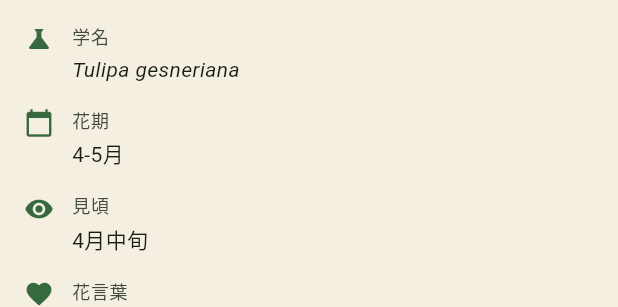
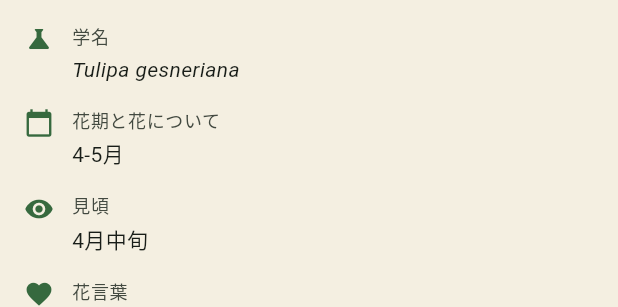
Before and after one commit to TeamYIMT/niigata-flower-guide, a Flutter app: the _FlowerInfoView widget shown alone on an empty page, opened directly with sample values from the repository, on a phone screen of 412 x 824 dp. Shown: the top 307 px of the screen. Run offline on Flutter 3.47's test engine with Material 3 defaults, Android fonts, the phone set to English and light mode, and no system bars; our stand-ins replace cloud_firestore, expandable_text, firebase_analytics, firebase_auth, firebase_core, flutter_dotenv and 2 more; missing offline and left inert: dart:js, flutter_unity_widget, geolocator_platform_interface; accounts and stored records are empty.

Commit message:
fix: 花と観光情報を追加修正

```diff
--- a/lib/data/spots.dart
+++ b/lib/data/spots.dart
@@ -92,16 +92,16 @@ const List<Spot> spots = [
     latitude: 37.753417,
     longitude: 139.192861,
           flowerInfo: FlowerInfo(
-      scientificName: 'Tulipa gesneriana',
-      bloomPeriod: '4-5月',
-      bestViewingTime: '4月下旬',
-      flowerLanguage: '思いやり',
+        scientificName: 'Tulipa gesneriana L.',
+        bloomPeriod: '花期：4月中旬〜下旬\n花の種類：ユリ科チューリップ属／約150品種・150万本\n特徴：砂地で発色が鮮やか。風車と菅名岳を背景にストライプ状の花畑が広がる\n花の豆知識：球根を太らせるため後半は花を早めに摘み取るので、満開を狙うなら会期前半がおすすめ',
+        bestViewingTime: '4月12日〜20日ごろ（会期前半がおすすめ）',
+        flowerLanguage: '博愛、思いやり',
         referenceUrl: 'https://www.city.gosen.lg.jp/soshiki/7/1/1/1/1578.html',
       ),
           sightseeingInfo: SightseeingInfo(
-      nearbyAttractions: 'ラポルテ五泉、東公園、五泉市村松郷土資料館',
-      accessInfo: 'JR五泉駅からバスで15分、チューリップまつり会場下車',
-      facilities: '駐車場あり、トイレあり、売店あり',
+        nearbyAttractions: '周辺観光地：ラポルテ五泉、東公園、城跡公園、村松郷土資料館\n夏のおすすめ観光ルート：東公園で花散策 → ラポルテ五泉でランチ → 城跡公園＆資料館で歴史探訪 → ラポルテ五泉でジェラート休憩',
+        accessInfo: 'アクセス（車、電車、バスなど）：車＝磐越道安田ICから約10分／電車＝JR磐越西線「五泉駅」からタクシー約10分／バス＝新潟交通「善願橋東詰」停から徒歩約17分',
+        facilities: 'スポットの施設情報（駐車場、トイレ、レストランなど）：河川敷臨時駐車場400〜460台（無料）、簡易トイレ、週末限定の特産品・飲食ブース\nイベント：チューリップ抜き取り体験（12本1,000円）、ポット販売、土日限定グルメ・物販フェア',
         websiteUrl: 'https://gosen-kankou.niigata.jp/information/3072/',
         images: [
           'assets/images/tulip.png',
@@ -127,15 +127,15 @@ const List<Spot> spots = [
     latitude: 37.91444659509614,
     longitude:  139.0393600507152,
     flowerInfo: FlowerInfo(
-      scientificName: 'Prunus × yedoensis',
-      bloomPeriod: '4-5月',
-      bestViewingTime: '4月上旬',
-      flowerLanguage: '精神美',
+      scientificName: 'Prunus × yedoensis（ソメイヨシノ）',
+      bloomPeriod: '花期：4月上旬〜中旬\n花の種類：バラ科サクラ属／約160本\n特徴：池に映る夜桜と空中庭園歩道が人気。屋台や舞台イベントも開催\n花の豆知識：開花期間が短く雨風で散りやすいので、天気予報をこまめに確認',
+      bestViewingTime: '4月12日〜18日ごろ（2025年ライトアップ期間）',
+      flowerLanguage: '精神美、優れた美人',
     ),
     sightseeingInfo: SightseeingInfo(
-      nearbyAttractions: '新潟市歴史博物館、白山神社、信濃川やすらぎ堤',
-      accessInfo: 'JR新潟駅からバスで10分、白山公園前下車',
-      facilities: '駐車場あり、トイレあり、売店あり',
+      nearbyAttractions: '周辺観光地：白山神社、にぎわい市場 ピアBandai、ぽんしゅ館 新潟駅店\n夏のおすすめ観光ルート：白山神社参拝 → ピアBandaiで海鮮丼ランチ → 萬代橋〜信濃川ウォーターシャトルでリバークルーズ',
+      accessInfo: 'アクセス（車、電車、バスなど）：車＝新潟西IC・新潟中央ICから約20分／電車＝JR越後線「白山」駅徒歩15分／バス＝BRT萬代橋ライン「市役所前」徒歩1分',
+      facilities: 'スポットの施設情報（駐車場、トイレ、レストランなど）：駐車場592台（30分100円）、園内トイレ多数、夜間照明、売店・屋台は期間限定\nイベント：桜まつり（4月12日〜18日予定）、夜桜ライトアップ（18:00〜21:00）',
       websiteUrl: 'https://www.niigatahakusanjinja.or.jp/spring/',
       images: [
         'assets/images/cherryblossom.png',
@@ -183,15 +183,15 @@ const List<Spot> spots = [
     latitude: 37.91067636357914,
     longitude: 139.2482891677142,
     flowerInfo: FlowerInfo(
-      scientificName: 'Brassica rapa',
-      bloomPeriod: '4-5月',
-      bestViewingTime: '4月中旬',
-      flowerLanguage: '快活',
+      scientificName: 'Brassica napus subsp. napus',
+      bloomPeriod: '花期：4月上旬〜5月上旬\n花の種類：アブラナ科／約100万本\n特徴：湖面と残雪の五頭連峰を背景に一面の黄色い絨毯が広がる\n花の豆知識：「ビュー福島潟」展望塔（高さ29 m）から360°パノラマ撮影がおすすめ',
+      bestViewingTime: '4月15日〜ゴールデンウィーク頃',
+      flowerLanguage: '快活、小さな幸せ',
     ),
     sightseeingInfo: SightseeingInfo(
-      nearbyAttractions: '水の駅「ビュー福島潟」、福島潟遊歩道、五頭連峰',
-      accessInfo: 'JR新潟駅からバスで30分、福島潟前下車',
-      facilities: '駐車場あり、トイレあり、売店あり、レストランあり',
+      nearbyAttractions: '周辺観光地：環境と人間のふれあい館、北区郷土博物館、新潟せんべい王国\n夏のおすすめ観光ルート：菜の花跡地でバードウォッチング → せんべい王国で手焼き体験 → ふれあい館屋上で夕景鑑賞',
+      accessInfo: 'アクセス（車、電車、バスなど）：車＝日本海東北道 豊栄新潟東港ICから約10分（駐車場120台無料）／電車＝JR白新線「豊栄」駅から車5分・徒歩30分',
+      facilities: 'スポットの施設情報（駐車場、トイレ、レストランなど）：ビュー福島潟（9:00〜17:00／月休）、売店、カフェ、トイレ完備\nイベント：4月下旬「菜の花ウォーク」、9月「福島潟自然文化祭」',
       websiteUrl: 'https://view-fukushimagata.niigata.jp/',
       images: [
         'assets/images/rapeblossoms.png',
@@ -229,14 +229,14 @@ const List<Spot> spots = [
     longitude: 139.1122557955988,
     flowerInfo: FlowerInfo(
       scientificName: 'Nelumbo nucifera',
-      bloomPeriod: '7-8月',
-      bestViewingTime: '7月上旬',
-      flowerLanguage: '清らかな心',
+      bloomPeriod: '花期：7月中旬〜8月上旬\n花の種類：スイレン科ハス属／園内蓮池に自生\n特徴：温室ドームを背景に水面から咲くピンクの大輪。早朝7〜9時が最も美しい\n花の豆知識：蓮池周辺は無料エリア。園全体では約2万種の植物を展示',
+      bestViewingTime: '7月20日〜8月5日ごろ',
+      flowerLanguage: '清らかな心、神聖',
     ),
     sightseeingInfo: SightseeingInfo(
-      nearbyAttractions: '新潟県立植物園、秋葉公園、中野邸記念館',
-      accessInfo: 'JR新津駅からバスで10分、県立植物園前下車',
-      facilities: '駐車場あり、トイレあり、レストランあり、売店あり',
+      nearbyAttractions: '周辺観光地：中野邸記念館、石油の里、新津鉄道資料館\n夏のおすすめ観光ルート：蓮池鑑賞 → 温室で熱帯植物観察 → 石油の里でジオ体験 → 中野邸庭園で涼む',
+      accessInfo: 'アクセス（車、電車、バスなど）：車＝磐越道 新津ICから約15分（無料駐車場200台）／電車＝JR信越線「新津」駅から新潟交通バス「県立植物園」15分',
+      facilities: 'スポットの施設情報（駐車場、トイレ、レストランなど）：温室（9:30〜16:30／入館500円）、レストラン、ショップ、トイレ完備\nイベント：7月下旬「ハス観賞会」、夏休み企画展（食虫植物など）',
       websiteUrl: 'https://botanical.greenery-niigata.or.jp/',
       images: [
         'assets/images/lotus.png',
@@ -262,15 +262,15 @@ const List<Spot> spots = [
     latitude: 37.79090734939392,
     longitude: 138.86637776491642,
     flowerInfo: FlowerInfo(
-      scientificName: 'Prunus × yedoensis & Brassica rapa',
-      bloomPeriod: '4-5月',
-      bestViewingTime: '4月中旬',
-      flowerLanguage: '精神美・快活',
+      scientificName: 'Prunus × yedoensis ／ Brassica napus',
+      bloomPeriod: '花期：4月上旬〜中旬（同時開花）\n花の種類：桜約1,000本、菜の花約50万本\n特徴：風車と角田山を背景にピンクと黄色のコントラストが映える絶景\n花の豆知識：ビューポイントは木製展望デッキと風車前の遊歩道',
+      bestViewingTime: '4月5日〜15日ごろ',
+      flowerLanguage: '桜＝精神美、菜の花＝快活',
     ),
     sightseeingInfo: SightseeingInfo(
-      nearbyAttractions: '角田山、弥彦神社、燕三条駅',
-      accessInfo: 'JR巻駅からバスで15分、上堰潟公園前下車',
-      facilities: '駐車場あり、トイレあり、バーベキュー施設、遊具',
+      nearbyAttractions: '周辺観光地：カーブドッチ、新潟市岩室観光施設 いわむろや、笹祝酒造\n夏のおすすめ観光ルート：いわむろやで足湯 → カーブドッチでランチ＆ワイン → 公園で夕焼け撮影',
+      accessInfo: 'アクセス（車、電車、バスなど）：車＝北陸道 巻潟東ICから約20分（無料駐車場650台）／電車＝JR越後線「岩室」駅からバス約10分',
+      facilities: 'スポットの施設情報（駐車場、トイレ、レストランなど）：芝生広場、風車、トイレ、売店（季節営業）\nイベント：4月上旬「菜の花・桜まつり」、秋はストローアート展示',
       websiteUrl: 'https://www.city.niigata.lg.jp/kurashi/park/shoukai/area/nishikanku/uwaseki.html',
       images: [
         'assets/images/cherry_rapeblossoms.png',
@@ -297,14 +297,14 @@ const List<Spot> spots = [
     longitude: 139.09937138957292,
     flowerInfo: FlowerInfo(
       scientificName: 'Hydrangea macrophylla',
-      bloomPeriod: '6月中旬-7月上旬',
-      bestViewingTime: '6月中旬-7月上旬',
-      flowerLanguage: '移り気・辛抱強い愛情',
+      bloomPeriod: '花期：6月下旬〜7月中旬\n花の種類：ガクアジサイ、西洋アジサイなど約3万株\n特徴：山頂遊歩道沿いに色とりどりのアジサイが連続。登山口から約40分のハイキングコース\n花の豆知識：雨天時は花色がより鮮やか。下山後は麓の日帰り温泉でリフレッシュ',
+      bestViewingTime: '6月25日〜7月15日ごろ',
+      flowerLanguage: '移り気、団らん、感謝',
     ),
     sightseeingInfo: SightseeingInfo(
-      nearbyAttractions: '弥彦山、角田山、佐渡島展望、越後平野パノラマビュー',
-      accessInfo: '田上町中心部から車で約15分、山頂まで徒歩約40分のハイキングコース',
-      facilities: '駐車場、あじさい茶屋、遊歩道、展望台、手すり付き階段',
+      nearbyAttractions: '周辺観光地：ごまどう湯っ多里館（日帰り温泉）、道の駅 たがみ、越後豪農の館「椿寿荘」\n夏のおすすめ観光ルート：アジサイ登山 → 道の駅たがみで地野菜ランチ → 椿寿荘の庭園見学 → 温泉でリラックス',
+      accessInfo: 'アクセス（車、電車、バスなど）：車＝北陸道 三条燕ICから約25分（登山口駐車場100台）／電車＝JR信越線「田上」駅からタクシー約10分',
+      facilities: 'スポットの施設情報（駐車場、トイレ、レストランなど）：登山口トイレ、休憩所、売店、山頂茶屋（土日営業）\nイベント：6月下旬〜7月中旬「護摩堂山あじさいまつり」',
       websiteUrl: 'https://www.town.tagami.niigata.jp/kankou/docs/29443.html',
       images: [
         'assets/images/hydrangea.png',
--- a/lib/widgets/spot_detail_sheet.dart
+++ b/lib/widgets/spot_detail_sheet.dart
@@ -295,7 +295,7 @@ class _FlowerInfoView extends StatelessWidget {
             const SizedBox(height: 16),
             _InfoRow(
               icon: Icons.calendar_today,
-              label: '花期',
+              label: '花期と花について',
               value: flowerInfo.bloomPeriod,
             ),
             const SizedBox(height: 16),
```
Lines whose indentation alone changed are shown as unchanged.
